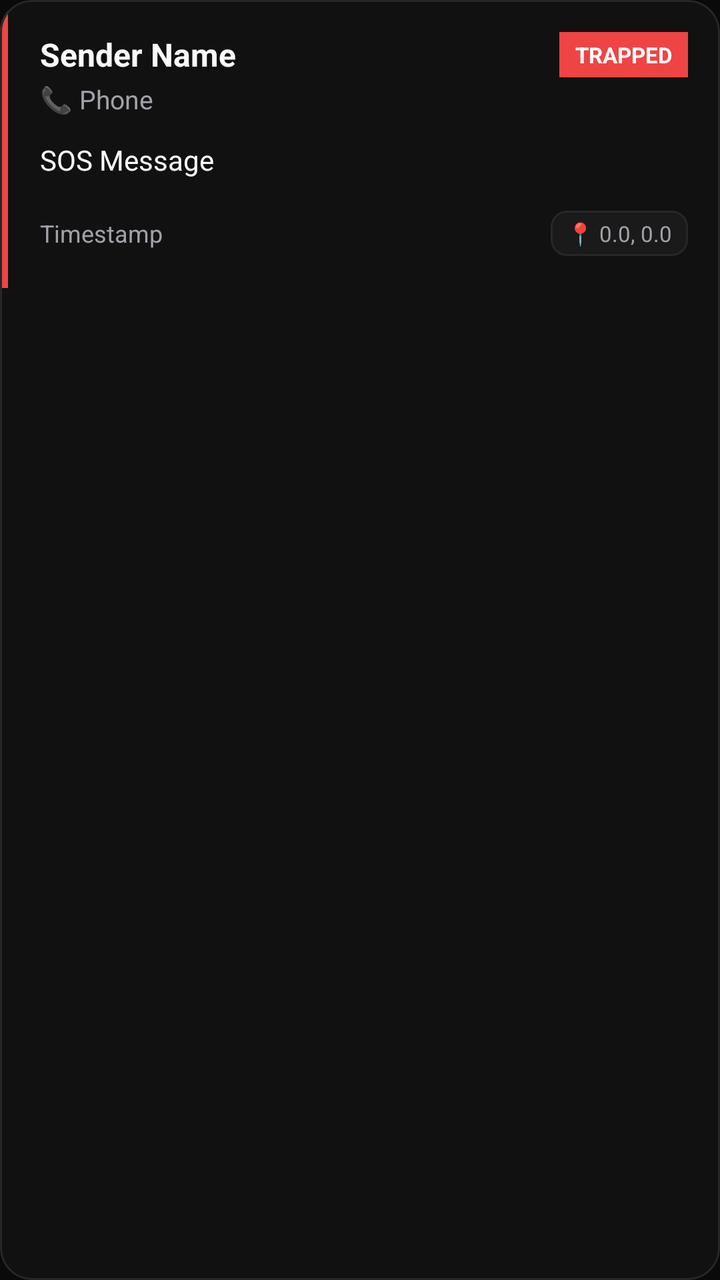
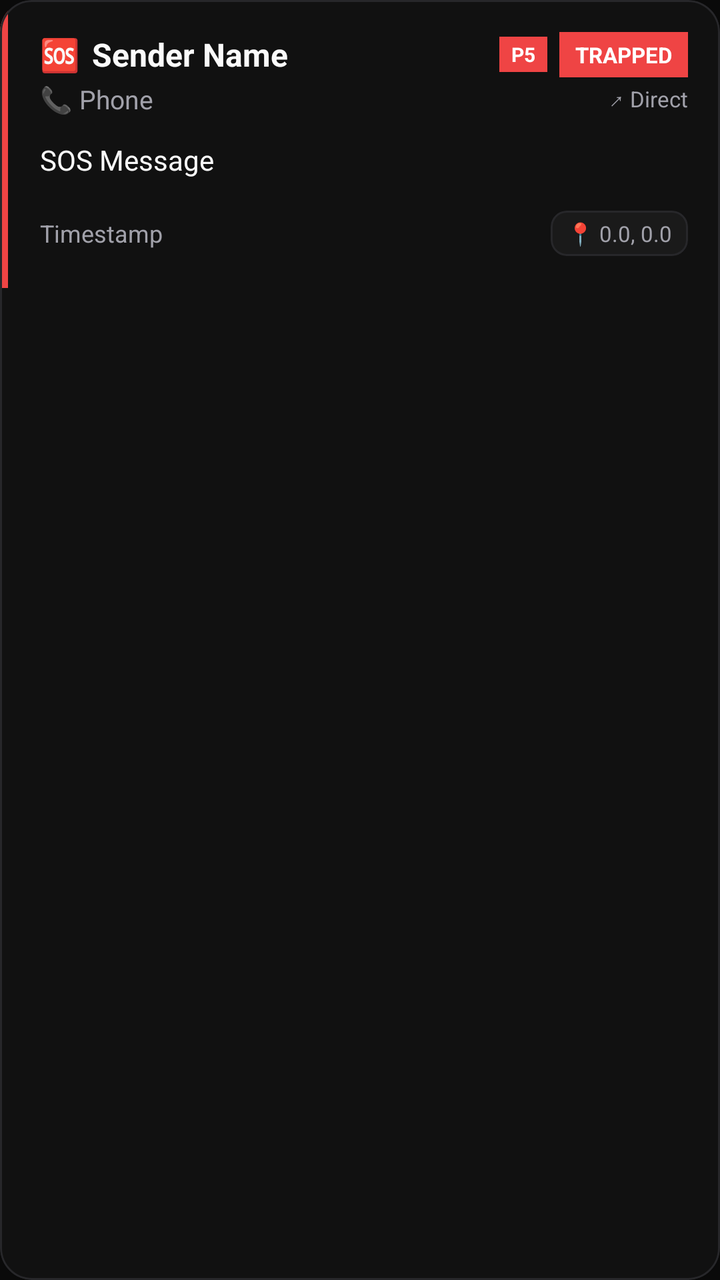

An Android layout rendered at two revisions. The XML below is the earlier revision; the diff shows what the commit changed to produce the second picture.
<!-- AndroidManifest.xml: application theme Theme.Lifeline -->
<!-- res/layout/item_message.xml -->
<?xml version="1.0" encoding="utf-8"?>
<com.google.android.material.card.MaterialCardView
    xmlns:android="http://schemas.android.com/apk/res/android"
    xmlns:app="http://schemas.android.com/apk/res-auto"
    android:layout_width="match_parent"
    android:layout_height="wrap_content"
    android:layout_marginHorizontal="8dp"
    android:layout_marginVertical="6dp"
    app:cardBackgroundColor="@color/dark_surface"
    app:cardCornerRadius="16dp"
    app:strokeWidth="1dp"
    app:strokeColor="@color/border_color"
    app:cardElevation="0dp">

    <LinearLayout
        android:layout_width="match_parent"
        android:layout_height="wrap_content"
        android:orientation="horizontal">

        
        <View
            android:id="@+id/statusIndicator"
            android:layout_width="4dp"
            android:layout_height="match_parent"
            android:background="@color/emergency_red"/>

        <LinearLayout
            android:layout_width="0dp"
            android:layout_height="wrap_content"
            android:layout_weight="1"
            android:orientation="vertical"
            android:padding="16dp">

            
            <LinearLayout
                android:layout_width="match_parent"
                android:layout_height="wrap_content"
                android:orientation="horizontal"
                android:gravity="center_vertical">

                <TextView
                    android:id="@+id/tvSenderName"
                    android:layout_width="0dp"
                    android:layout_height="wrap_content"
                    android:layout_weight="1"
                    android:text="Sender Name"
                    android:textSize="16sp"
                    android:textStyle="bold"
                    android:textColor="@color/text_primary"/>

                <TextView
                    android:id="@+id/tvStatus"
                    android:layout_width="wrap_content"
                    android:layout_height="wrap_content"
                    android:text="TRAPPED"
                    android:textSize="11sp"
                    android:textStyle="bold"
                    android:textColor="@color/white"
                    android:paddingHorizontal="8dp"
                    android:paddingVertical="4dp"
                    android:background="@color/emergency_red"/>
            </LinearLayout>

            
            <TextView
                android:id="@+id/tvSenderPhone"
                android:layout_width="wrap_content"
                android:layout_height="wrap_content"
                android:text="📞 Phone"
                android:textSize="13sp"
                android:textColor="@color/text_secondary"
                android:layout_marginTop="2dp"/>

            
            <TextView
                android:id="@+id/tvContent"
                android:layout_width="match_parent"
                android:layout_height="wrap_content"
                android:text="SOS Message"
                android:textSize="14sp"
                android:textColor="@color/text_primary"
                android:layout_marginTop="12dp"
                android:lineSpacingExtra="4dp"/>

            
            <LinearLayout
                android:layout_width="match_parent"
                android:layout_height="wrap_content"
                android:orientation="horizontal"
                android:gravity="center_vertical"
                android:layout_marginTop="16dp">

                <TextView
                    android:id="@+id/tvTimestamp"
                    android:layout_width="0dp"
                    android:layout_height="wrap_content"
                    android:layout_weight="1"
                    android:text="Timestamp"
                    android:textSize="12sp"
                    android:textColor="@color/text_secondary"/>

                <com.google.android.material.card.MaterialCardView
                    android:layout_width="wrap_content"
                    android:layout_height="wrap_content"
                    app:cardBackgroundColor="@color/dark_surface_variant"
                    app:cardCornerRadius="8dp"
                    app:strokeWidth="1dp"
                    app:strokeColor="@color/border_color"
                    app:cardElevation="0dp">

                    <TextView
                        android:id="@+id/tvLocation"
                        android:layout_width="wrap_content"
                        android:layout_height="wrap_content"
                        android:text="📍 0.0, 0.0"
                        android:textSize="11sp"
                        android:textColor="@color/text_secondary"
                        android:paddingHorizontal="8dp"
                        android:paddingVertical="4dp"/>
                </com.google.android.material.card.MaterialCardView>
            </LinearLayout>
        </LinearLayout>
    </LinearLayout>
</com.google.android.material.card.MaterialCardView>
<!-- resources referenced by this layout -->
<resources>
  <color name="border_color">#27272A</color>
  <color name="dark_surface">#111111</color>
  <color name="dark_surface_variant">#1A1A1A</color>
  <color name="emergency_red">#EF4444</color>
  <color name="text_primary">#FAFAFA</color>
  <color name="text_secondary">#A1A1AA</color>
  <color name="white">#FFFFFF</color>
  <style name="Theme.Lifeline" parent="Theme.Material3.DayNight.NoActionBar">
          <item name="colorPrimary">@color/emergency_red</item>
          <item name="colorPrimaryDark">@color/emergency_red_dark</item>
          <item name="colorAccent">@color/emergency_red</item>
          <item name="android:windowBackground">@color/dark_background</item>
          <item name="android:statusBarColor">@color/dark_background</item>
          <item name="android:navigationBarColor">@color/dark_background</item>
          <item name="android:textColor">@color/text_primary</item>
      </style>
  <color name="emergency_red_dark">#DC2626</color>
  <color name="dark_background">#0A0A0A</color>
</resources>

<!-- the commit's change to res/layout/item_message.xml (unified diff, before → after) -->
@@ -38,6 +38,15 @@
                 android:orientation="horizontal"
                 android:gravity="center_vertical">
 
+                
+                <TextView
+                    android:id="@+id/tvMessageTypeIcon"
+                    android:layout_width="wrap_content"
+                    android:layout_height="wrap_content"
+                    android:text="🆘"
+                    android:textSize="16sp"
+                    android:layout_marginEnd="6dp"/>
+
                 <TextView
                     android:id="@+id/tvSenderName"
                     android:layout_width="0dp"
@@ -47,6 +56,20 @@
                     android:textSize="16sp"
                     android:textStyle="bold"
                     android:textColor="@color/text_primary"/>
+
+                
+                <TextView
+                    android:id="@+id/tvPriority"
+                    android:layout_width="wrap_content"
+                    android:layout_height="wrap_content"
+                    android:text="P5"
+                    android:textSize="10sp"
+                    android:textStyle="bold"
+                    android:textColor="@color/white"
+                    android:paddingHorizontal="6dp"
+                    android:paddingVertical="2dp"
+                    android:layout_marginEnd="6dp"
+                    android:background="@color/emergency_red"/>
 
                 <TextView
                     android:id="@+id/tvStatus"
@@ -62,14 +85,31 @@
             </LinearLayout>
 
             
-            <TextView
-                android:id="@+id/tvSenderPhone"
-                android:layout_width="wrap_content"
+            <LinearLayout
+                android:layout_width="match_parent"
                 android:layout_height="wrap_content"
-                android:text="📞 Phone"
-                android:textSize="13sp"
-                android:textColor="@color/text_secondary"
-                android:layout_marginTop="2dp"/>
+                android:orientation="horizontal"
+                android:gravity="center_vertical"
+                android:layout_marginTop="2dp">
+
+                <TextView
+                    android:id="@+id/tvSenderPhone"
+                    android:layout_width="0dp"
+                    android:layout_height="wrap_content"
+                    android:layout_weight="1"
+                    android:text="📞 Phone"
+                    android:textSize="13sp"
+                    android:textColor="@color/text_secondary"/>
+
+                
+                <TextView
+                    android:id="@+id/tvHopCount"
+                    android:layout_width="wrap_content"
+                    android:layout_height="wrap_content"
+                    android:text="↗ Direct"
+                    android:textSize="11sp"
+                    android:textColor="@color/text_secondary"/>
+            </LinearLayout>
 
             
             <TextView
@@ -81,6 +121,39 @@
                 android:textColor="@color/text_primary"
                 android:layout_marginTop="12dp"
                 android:lineSpacingExtra="4dp"/>
+
+            
+            <LinearLayout
+                android:id="@+id/layoutMedicalInfo"
+                android:layout_width="match_parent"
+                android:layout_height="wrap_content"
+                android:orientation="vertical"
+                android:visibility="gone"
+                android:layout_marginTop="8dp"
+                android:padding="8dp"
+                android:background="@color/dark_surface_variant">
+
+                <TextView
+                    android:id="@+id/tvMedicalInfo"
+                    android:layout_width="match_parent"
+                    android:layout_height="wrap_content"
+                    android:text="🩸 O+ | ⚠️ Penicillin"
+                    android:textSize="12sp"
+                    android:textColor="@color/warning_amber"
+                    android:textStyle="bold"/>
+            </LinearLayout>
+
+            
+            <TextView
+                android:id="@+id/tvRescueStatus"
+                android:layout_width="match_parent"
+                android:layout_height="wrap_content"
+                android:text="🚑 Rescuer: John — EN_ROUTE"
+                android:textSize="12sp"
+                android:textColor="@color/safe_green"
+                android:textStyle="bold"
+                android:visibility="gone"
+                android:layout_marginTop="8dp"/>
 
             
             <LinearLayout
<!-- resource entries referenced after the edit -->
@@ -4,8 +4,10 @@
   <color name="dark_surface">#111111</color>
   <color name="dark_surface_variant">#1A1A1A</color>
   <color name="emergency_red">#EF4444</color>
+  <color name="safe_green">#10B981</color>
   <color name="text_primary">#FAFAFA</color>
   <color name="text_secondary">#A1A1AA</color>
+  <color name="warning_amber">#F59E0B</color>
   <color name="white">#FFFFFF</color>
   <style name="Theme.Lifeline" parent="Theme.Material3.DayNight.NoActionBar">
           <item name="colorPrimary">@color/emergency_red</item>
